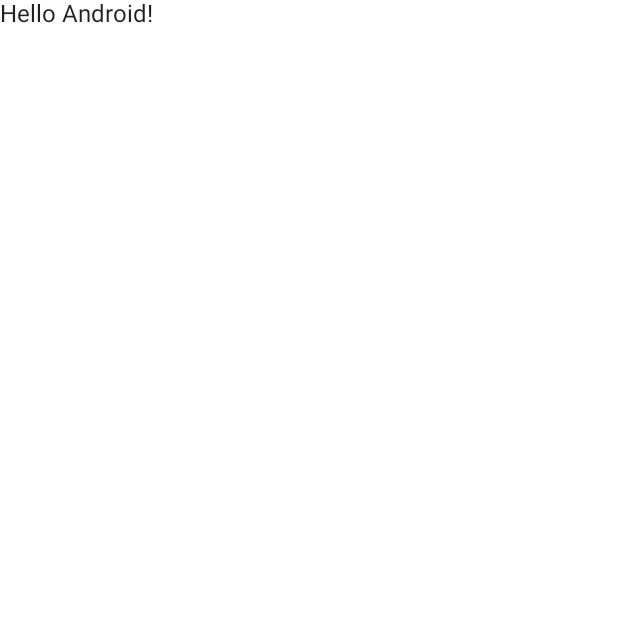
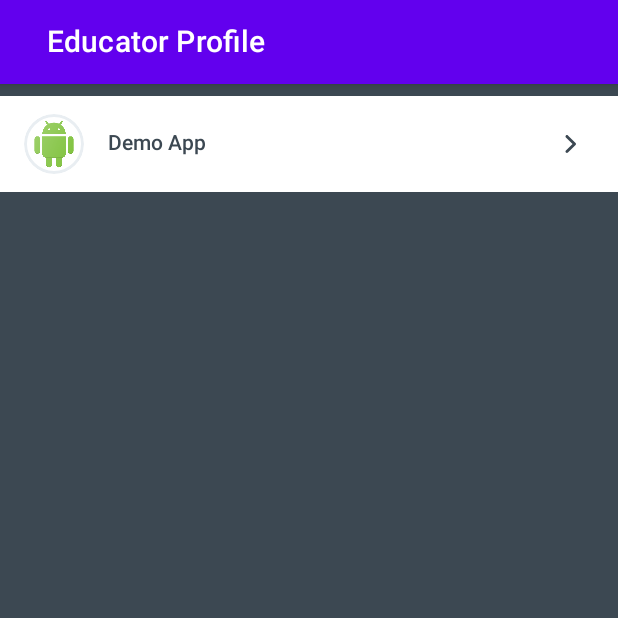
Before and after one commit to Marvel999/FamousComposeBook, an Android app built with Jetpack Compose: the screen it shows after launch (MainActivity), on a phone screen of 412 x 824 dp, the top half of it. Before the commit the part shown is almost empty. Run offline under Robolectric (Android 15) with nearby library versions, the phone set to English and light mode, and no system bars.

Commit message:
Add landing screen

```diff
--- /dev/null
+++ b/app/src/main/java/com/marvel999/fuitemplet/DemoScreen/ui/theme/Type.kt
@@ -0,0 +1,28 @@
+package com.marvel999.fuitemplet.DemoScreen.ui.theme
+
+import androidx.compose.material.Typography
+import androidx.compose.ui.text.TextStyle
+import androidx.compose.ui.text.font.FontFamily
+import androidx.compose.ui.text.font.FontWeight
+import androidx.compose.ui.unit.sp
+
+// Set of Material typography styles to start with
+val Typography = Typography(
+    body1 = TextStyle(
+        fontFamily = FontFamily.Default,
+        fontWeight = FontWeight.Normal,
+        fontSize = 16.sp
+    )
+    /* Other default text styles to override
+    button = TextStyle(
+        fontFamily = FontFamily.Default,
+        fontWeight = FontWeight.W500,
+        fontSize = 14.sp
+    ),
+    caption = TextStyle(
+        fontFamily = FontFamily.Default,
+        fontWeight = FontWeight.Normal,
+        fontSize = 12.sp
+    )
+    */
+)
--- /dev/null
+++ b/app/src/main/java/com/marvel999/fuitemplet/landingscreen/componets/LandingPageListItemCard.kt
@@ -0,0 +1,99 @@
+package com.marvel999.fuitemplet.landingscreen.componets
+
+import androidx.annotation.DrawableRes
+import androidx.compose.foundation.Image
+import androidx.compose.foundation.background
+import androidx.compose.foundation.border
+import androidx.compose.foundation.clickable
+import androidx.compose.foundation.interaction.MutableInteractionSource
+import androidx.compose.foundation.layout.*
+import androidx.compose.foundation.shape.CircleShape
+import androidx.compose.material.Icon
+import androidx.compose.material.Text
+import androidx.compose.runtime.Composable
+import androidx.compose.runtime.remember
+import androidx.compose.ui.Alignment
+import androidx.compose.ui.Modifier
+import androidx.compose.ui.draw.clip
+import androidx.compose.ui.graphics.Color
+import androidx.compose.ui.res.painterResource
+import androidx.compose.ui.text.font.FontWeight
+import androidx.compose.ui.tooling.preview.Preview
+import androidx.compose.ui.unit.Dp
+import androidx.compose.ui.unit.sp
+import com.marvel999.fuitemplet.R
+import com.marvel999.fuitemplet.ui.theme.Dimensions
+import com.marvel999.fuitemplet.ui.theme.LiteBase0
+import com.marvel999.fuitemplet.ui.theme.LiteGray0
+import com.marvel999.fuitemplet.ui.theme.LiteTextBase0
+
+@Composable
+fun LandingPageListItemCard(landingPageListItemCardData: LandingPageListItemCardData) {
+    Box(
+        modifier = Modifier.fillMaxWidth()
+            .background(color = LiteBase0)
+            .clickable(indication = null,
+                interactionSource = remember {
+                    MutableInteractionSource()
+                },
+                onClick = { landingPageListItemCardData.onItemClick?.invoke() })
+            .padding(
+                Dp(Dimensions.DP_16),
+                Dp(Dimensions.DP_12),
+                Dp(Dimensions.DP_12),
+                Dp(Dimensions.DP_12)
+            )
+    ) {
+        Row(modifier = Modifier.align(Alignment.CenterStart)) {
+            Image(
+                painter = painterResource(id = landingPageListItemCardData.appICon),
+                contentDescription = "App Icon",
+                modifier = Modifier
+                    .width(Dp(Dimensions.DP_40))
+                    .height(Dp(Dimensions.DP_40))
+                    .clip(
+                        CircleShape
+                    )
+                    .border(Dp(Dimensions.DP_2), landingPageListItemCardData.iconBorderColor, CircleShape)
+            )
+
+            Text(
+                text = landingPageListItemCardData.appTemplateName,
+                fontWeight = FontWeight.SemiBold,
+                color = LiteTextBase0,
+                fontSize = 14.sp,
+                modifier = Modifier.padding(start = Dp(Dimensions.DP_16), top = Dp(Dimensions.DP_11), bottom = Dp(Dimensions.DP_11))
+            )
+        }
+
+        Icon(
+            modifier = Modifier
+                .clickable(onClick = { landingPageListItemCardData.onItemClick?.invoke() },
+                    indication = null,
+                    interactionSource = remember {
+                        MutableInteractionSource()
+                    })
+                .width(Dp(Dimensions.DP_40))
+                .height(Dp(Dimensions.DP_40))
+                .padding(Dp(Dimensions.DP_8))
+                .align(Alignment.CenterEnd),
+            tint = LiteTextBase0,
+            painter = painterResource(id = R.drawable.ic_right),
+            contentDescription = "Right Icon"
+        )
+    }
+}
+
+@Preview
+@Composable
+fun LandingPageListItemCardPreview() {
+    LandingPageListItemCard(LandingPageListItemCardData(appTemplateName = "1Screen", onItemClick = {LandingPageListItemCardData(appTemplateName = "Me")}))
+}
+
+data class LandingPageListItemCardData(
+    @DrawableRes
+    val appICon: Int = R.drawable.img_landingscreen_default_icon,
+    val iconBorderColor: Color = LiteGray0,
+    val appTemplateName: String,
+    val onItemClick: (() -> Unit)? = null
+)
--- /dev/null
+++ b/app/src/main/java/com/marvel999/fuitemplet/landingscreen/data/Data.kt
@@ -0,0 +1,6 @@
+package com.marvel999.fuitemplet.landingscreen.data
+
+import com.marvel999.fuitemplet.R
+import com.marvel999.fuitemplet.landingscreen.componets.LandingPageListItemCardData
+
+var landingPageListItemCardDataList: List<LandingPageListItemCardData> = ArrayList<LandingPageListItemCardData>()
--- /dev/null
+++ b/app/src/main/java/com/marvel999/fuitemplet/landingscreen/screens/MainActivity.kt
@@ -0,0 +1,113 @@
+package com.marvel999.fuitemplet.landingscreen.screens
+
+import android.content.Intent
+import android.os.Bundle
+import androidx.activity.ComponentActivity
+import androidx.activity.compose.setContent
+import androidx.compose.foundation.background
+import androidx.compose.foundation.layout.Box
+import androidx.compose.foundation.layout.Column
+import androidx.compose.foundation.layout.fillMaxSize
+import androidx.compose.foundation.layout.padding
+import androidx.compose.foundation.lazy.LazyColumn
+import androidx.compose.foundation.lazy.itemsIndexed
+import androidx.compose.material.*
+import androidx.compose.runtime.Composable
+import androidx.compose.ui.Modifier
+import androidx.compose.ui.graphics.Color
+import androidx.compose.ui.tooling.preview.Preview
+import androidx.compose.ui.unit.Dp
+import com.marvel999.fuitemplet.DemoScreen.DemoScreen
+import com.marvel999.fuitemplet.R
+import com.marvel999.fuitemplet.landingscreen.componets.LandingPageListItemCard
+import com.marvel999.fuitemplet.landingscreen.componets.LandingPageListItemCardData
+import com.marvel999.fuitemplet.landingscreen.data.landingPageListItemCardDataList
+import com.marvel999.fuitemplet.ui.theme.FUITempletTheme
+import com.marvel999.fuitemplet.ui.theme.LiteGray0
+
+class MainActivity : ComponentActivity() {
+    override fun onCreate(savedInstanceState: Bundle?) {
+        super.onCreate(savedInstanceState)
+        setContent {
+            FUITempletTheme {
+                val scaffoldState = rememberScaffoldState(rememberDrawerState(DrawerValue.Closed))
+                HomeCompose(scaffoldState = scaffoldState)
+            }
+        }
+    }
+
+    fun StartDemoActivity(){
+        startActivity(Intent(this, DemoScreen::class.java))
+    }
+
+    @Composable
+    fun HomeCompose(scaffoldState: ScaffoldState) {
+        Scaffold(
+            scaffoldState = scaffoldState,
+            topBar = { MyTopAppBar() },
+            content = { BodyComposable() },
+            contentColor = LiteGray0
+        )
+    }
+
+
+    @Composable
+    fun MyTopAppBar() {
+        TopAppBar(
+            title = {
+                Text(
+                    text = "Educator Profile",
+                    color = Color.White,
+
+                    modifier = Modifier.padding(start = Dp(15f))
+                )
+            },
+        )
+    }
+
+
+    @Composable
+    fun BodyComposable() {
+        Box(
+            modifier = Modifier
+                .fillMaxSize()
+                .background(LiteGray0)
+        ) {
+
+            Column(
+                modifier = Modifier
+                    .background(Color(android.graphics.Color.parseColor("#" + "3C4852")))
+                    .fillMaxSize(),
+            ) {
+
+                // Top lazyList Section
+                landingPageListItemCardDataList = landingPageListItemCardDataList + LandingPageListItemCardData(
+                        R.drawable.img_landingscreen_default_icon,
+                        appTemplateName = "Demo App",
+                        onItemClick = {
+                            StartDemoActivity()
+                        })
+
+                TopListSection(landingPageListItemCardDataList)
+
+            }
+        }
+    }
+
+    @Composable
+    fun TopListSection(itemList: List<LandingPageListItemCardData>) {
+        Column{
+            LazyColumn(modifier = Modifier.padding(top = Dp(8f), bottom = Dp(20f))) {
+                itemsIndexed(itemList) { _, item ->
+                    LandingPageListItemCard(landingPageListItemCardData = item)
+                }
+            }
+
+        }
+    }
+
+    @Preview(showBackground = true)
+    @Composable
+    fun DefaultPreview() {
+    }
+}
--- a/app/src/main/java/com/marvel999/fuitemplet/ui/theme/Colors.kt
+++ b/app/src/main/java/com/marvel999/fuitemplet/ui/theme/Colors.kt
@@ -6,3 +6,12 @@ val Purple200 = Color(0xFFBB86FC)
 val Purple500 = Color(0xFF6200EE)
 val Purple700 = Color(0xFF3700B3)
 val Teal200 = Color(0xFF03DAC5)
+
+// Lite Landing Screen
+val LiteBase0= Color(android.graphics.Color.parseColor("#" + "FFFFFF"))
+val LiteGray0= Color(android.graphics.Color.parseColor("#" + "E9EEF2"))
+val LiteTextBase0= Color(android.graphics.Color.parseColor("#" + "3C4852"))
+
+// Dark Landing Screen
+val DarkBase0= Color(android.graphics.Color.parseColor("#" + "2A2B2D"))
+val DarkGray0= Color(android.graphics.Color.parseColor("#" + "424244"))
--- /dev/null
+++ b/app/src/main/java/com/marvel999/fuitemplet/ui/theme/Dimensions.kt
@@ -0,0 +1,22 @@
+package com.marvel999.fuitemplet.ui.theme
+
+object Dimensions {
+    /**
+     * Add those SPACING in this section which needed for padding and margin
+     */
+    val SPACING_4:Float = 4F
+    val SPACING_8:Float = 8F
+    val SPACING_16:Float = 16F
+
+    /**
+     * Add those DP in this section which needed for Width and height
+     */
+    val DP_2:Float = 2F
+    val DP_4:Float = 4F
+    val DP_8:Float = 8F
+    val DP_11:Float = 11F
+    val DP_12:Float = 12F
+    val DP_16:Float = 16F
+    val DP_23:Float = 23F
+    val DP_40:Float = 40F
+}
--- /dev/null
+++ b/app/src/main/res/drawable/ic_right.xml
@@ -0,0 +1,10 @@
+<vector xmlns:android="http://schemas.android.com/apk/res/android"
+    android:width="24dp"
+    android:height="24dp"
+    android:viewportWidth="24"
+    android:viewportHeight="24">
+  <path
+      android:pathData="M9.28,6.277C9.652,5.908 10.257,5.908 10.63,6.277L15.72,11.33C16.093,11.7 16.093,12.3 15.72,12.67L10.63,17.722C10.257,18.093 9.652,18.093 9.28,17.722C8.907,17.353 8.907,16.753 9.28,16.383L13.696,12L9.28,7.617C8.907,7.247 8.907,6.647 9.28,6.277Z"
+      android:fillColor="#7A8B94"
+      android:fillType="evenOdd"/>
+</vector>
--- a/app/src/main/res/values/strings.xml
+++ b/app/src/main/res/values/strings.xml
@@ -3,4 +3,5 @@
     <string name="example_title_text">Title</string>
     <string name="new_tag">New</string>
     <string name="title_activity_main">MainActivity</string>
+    <string name="title_activity_demo_screen">DemoScreen</string>
 </resources>
--- a/build.gradle
+++ b/build.gradle
@@ -1,13 +1,13 @@
 // Top-level build file where you can add configuration options common to all sub-projects/modules.
 buildscript {
     ext.kotlin_version = '1.5.31'
-    ext.compose_version = '1.0.5'
+    ext.compose_version = '1.1.0-beta01'
     repositories {
         google()
         jcenter()
     }
     dependencies {
-        classpath 'com.android.tools.build:gradle:7.3.0'
+        classpath 'com.android.tools.build:gradle:7.2.1'
         classpath "org.jetbrains.kotlin:kotlin-gradle-plugin:$kotlin_version"
 
         // NOTE: Do not place your application dependencies here; they belong
```
Also changed, not shown: app/src/main/AndroidManifest.xml (+9 -4 lines), app/src/main/java/com/marvel999/fuitemplet/DemoScreen/DemoScreen.kt (renamed from app/src/main/java/com/marvel999/fuitemplet/MainActivity.kt, +8 -5 lines), app/src/main/java/com/marvel999/fuitemplet/DemoScreen/ui/theme/Color.kt (added, +8 -0 lines), app/src/main/java/com/marvel999/fuitemplet/DemoScreen/ui/theme/Shape.kt (added, +11 -0 lines), app/src/main/java/com/marvel999/fuitemplet/DemoScreen/ui/theme/Theme.kt (added, +44 -0 lines), app/src/main/java/com/marvel999/fuitemplet/ui/theme/Color.kt (deleted, +0 -8 lines), app/src/main/res/drawable-v24/img_landingscreen_default_icon.png (added), 1 other file.
